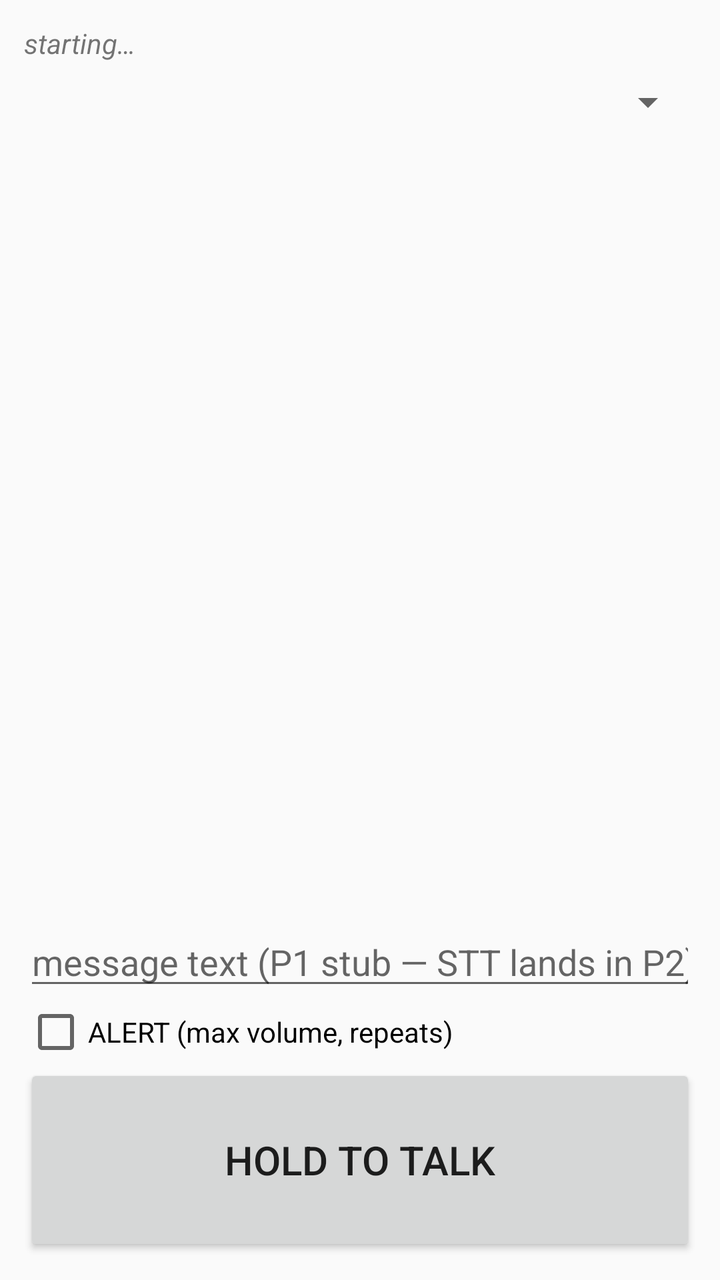
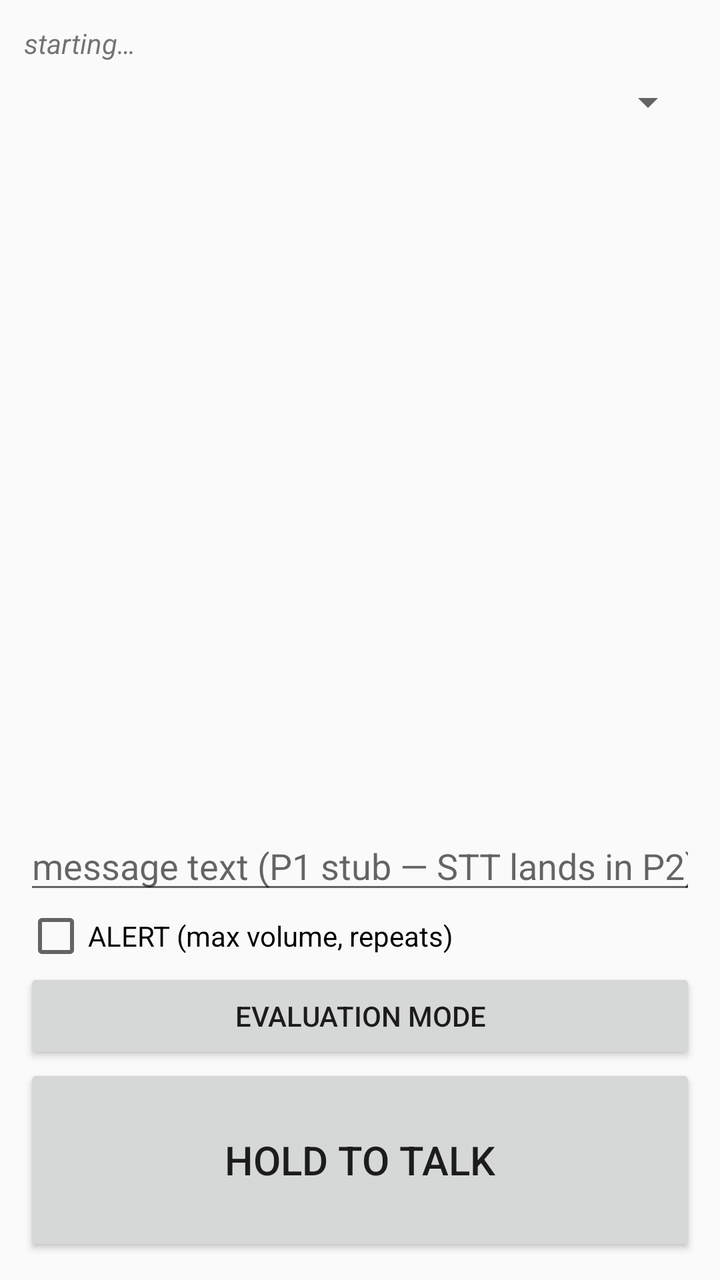

Two renders of the same Android screen: before a commit and after it. Below are the layout's source before the change and the commit's diff.
<!-- AndroidManifest.xml: application theme android:Theme.Material.Light -->
<!-- res/layout/activity_main.xml -->
<?xml version="1.0" encoding="utf-8"?>
<LinearLayout xmlns:android="http://schemas.android.com/apk/res/android"
    android:orientation="vertical"
    android:layout_width="match_parent"
    android:layout_height="match_parent"
    android:padding="12dp">

    <TextView
        android:id="@+id/status"
        android:layout_width="match_parent"
        android:layout_height="wrap_content"
        android:text="@string/starting"
        android:textStyle="italic" />

    <Spinner
        android:id="@+id/lang"
        android:layout_width="match_parent"
        android:layout_height="wrap_content"
        android:layout_marginTop="8dp" />

    <ScrollView
        android:layout_width="match_parent"
        android:layout_height="0dp"
        android:layout_weight="1"
        android:layout_marginTop="8dp">
        <TextView
            android:id="@+id/transcript"
            android:layout_width="match_parent"
            android:layout_height="wrap_content"
            android:textIsSelectable="true" />
    </ScrollView>

    <EditText
        android:id="@+id/input"
        android:layout_width="match_parent"
        android:layout_height="wrap_content"
        android:hint="@string/input_hint"
        android:inputType="text" />

    <CheckBox
        android:id="@+id/alert"
        android:layout_width="wrap_content"
        android:layout_height="wrap_content"
        android:text="@string/alert_label" />

    <Button
        android:id="@+id/ptt"
        android:layout_width="match_parent"
        android:layout_height="96dp"
        android:text="@string/ptt_label"
        android:textSize="20sp" />
</LinearLayout>
<!-- resources referenced by this layout -->
<resources>
  <string name="alert_label">ALERT (max volume, repeats)</string>
  <string name="input_hint">message text (P1 stub — STT lands in P2)</string>
  <string name="ptt_label">HOLD TO TALK</string>
  <string name="starting">starting…</string>
</resources>

<!-- the commit's change to res/layout/activity_main.xml (unified diff, before → after) -->
@@ -44,6 +44,12 @@
         android:text="@string/alert_label" />
 
     <Button
+        android:id="@+id/eval"
+        android:layout_width="match_parent"
+        android:layout_height="wrap_content"
+        android:text="@string/eval_button" />
+
+    <Button
         android:id="@+id/ptt"
         android:layout_width="match_parent"
         android:layout_height="96dp"
<!-- resource entries referenced after the edit -->
@@ -1,6 +1,7 @@
 <!-- resources referenced by this layout -->
 <resources>
   <string name="alert_label">ALERT (max volume, repeats)</string>
+  <string name="eval_button">EVALUATION MODE</string>
   <string name="input_hint">message text (P1 stub — STT lands in P2)</string>
   <string name="ptt_label">HOLD TO TALK</string>
   <string name="starting">starting…</string>
